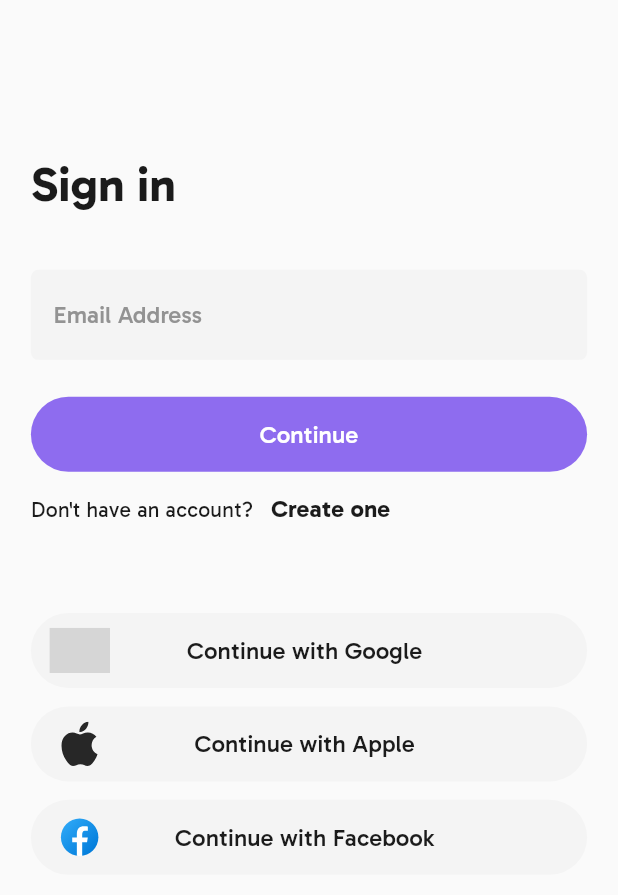
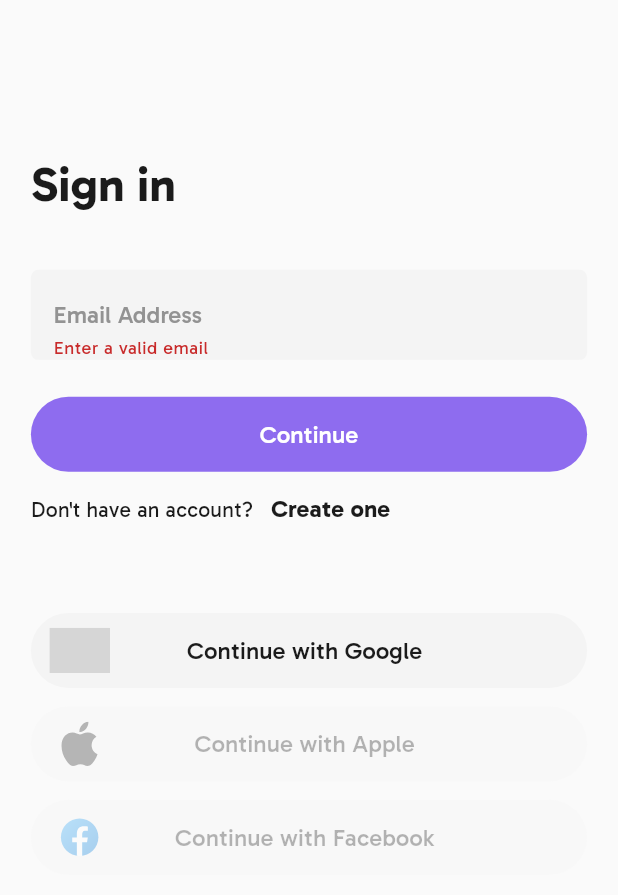
Before and after one commit to o-beckley/stitch, a Flutter app: the screen it shows after launch, after a tap on "Continue", on a phone screen of 412 x 824 dp. Shown: the top 895 px of the screen. Run offline on Flutter 3.47's test engine with Material 3 defaults, Android fonts, the phone set to English and light mode, and no system bars; our stand-ins replace firebase_auth, firebase_core, flutter_screenutil, flutter_svg, go_router, google_sign_in; accounts and stored records are empty; grey boxes are pictures that could not be loaded.

Commit message:
Modified the signIn screen to use a validator on the email field

```diff
--- a/lib/screens/authentication/sign_in_screen.dart
+++ b/lib/screens/authentication/sign_in_screen.dart
@@ -20,6 +20,7 @@ class SignInScreen extends StatefulWidget {
 
 class _SignInScreenState extends State<SignInScreen> {
   bool isSigningIn = false;
+  GlobalKey<FormState> formKey = GlobalKey();
   late TextEditingController emailController;
 
   @override
@@ -49,15 +50,27 @@ class _SignInScreenState extends State<SignInScreen> {
               ),
             ),
             0.075.sw.verticalSpace,
-            CustomTextField(
-              hintText: 'Email Address',
-              controller: emailController,
+            Form(
+              key: formKey,
+              child: CustomTextField(
+                hintText: 'Email Address',
+                controller: emailController,
+                validator: (value){
+                  //TODO: validate that the email exists in the database
+                  String pattern = r"""(?:[a-z0-9!#$%&'*+/=?^_`{|}~-]+(?:\.[a-z0-9!#$%&'*+/=?^_`{|}~-]+)*|"(?:[\x01-\x08\x0b\x0c\x0e-\x1f\x21\x23-\x5b\x5d-\x7f]|\\[\x01-\x09\x0b\x0c\x0e-\x7f])*")@(?:(?:[a-z0-9](?:[a-z0-9-]*[a-z0-9])?\.)+[a-z0-9](?:[a-z0-9-]*[a-z0-9])?|\[(?:(?:(2(5[0-5]|[0-4][0-9])|1[0-9][0-9]|[1-9]?[0-9]))\.){3}(?:(2(5[0-5]|[0-4][0-9])|1[0-9][0-9]|[1-9]?[0-9])|[a-z0-9-]*[a-z0-9]:(?:[\x01-\x08\x0b\x0c\x0e-\x1f\x21-\x5a\x53-\x7f]|\\[\x01-\x09\x0b\x0c\x0e-\x7f])+)\])""";
+                  RegExp regex = RegExp(pattern);
+                  if (value == null || !regex.hasMatch(value)){
+                    return 'Enter a valid email';
+                  }
+                  return null;
+                },
+              ),
             ),
             0.05.sw.verticalSpace,
             CustomWideButton(
               label: 'Continue',
               onTap: (){
-                if(emailController.text.isNotEmpty){ // TODO "&& email is valid"
+                if(formKey.currentState!.validate()){
                   context.push(RoutePaths.passwordScreen, extra: {'email': emailController.text});
                 }
               },
@@ -86,13 +99,13 @@ class _SignInScreenState extends State<SignInScreen> {
               label: 'Continue with Apple',
               iconPath: context.watch<UIColors>().darkMode.value
                 ? AssetPaths.appleLightIcon : AssetPaths.appleDarkIcon,
-              disabled: true && isSigningIn,
+              disabled: true,
             ),
             0.025.sw.verticalSpace,
-            SignInButton(
+            const SignInButton(
               label: 'Continue with Facebook',
               iconPath: AssetPaths.facebookIcon,
-              disabled: true && isSigningIn,
+              disabled: true,
             ),
           ],
         ),
```
